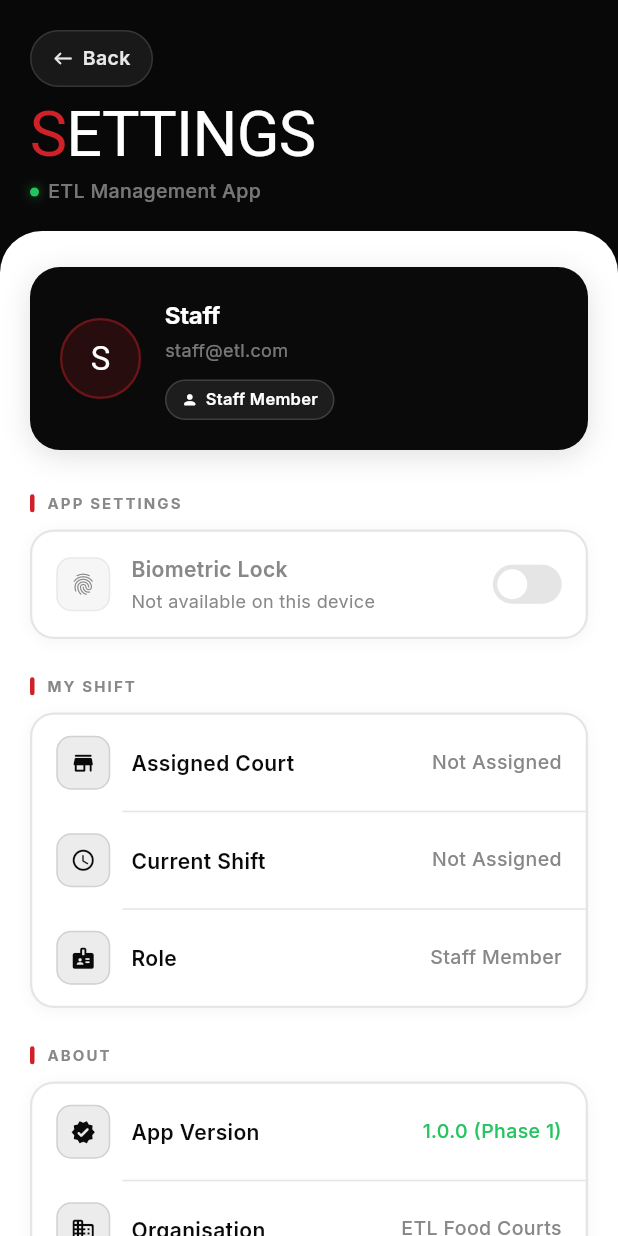
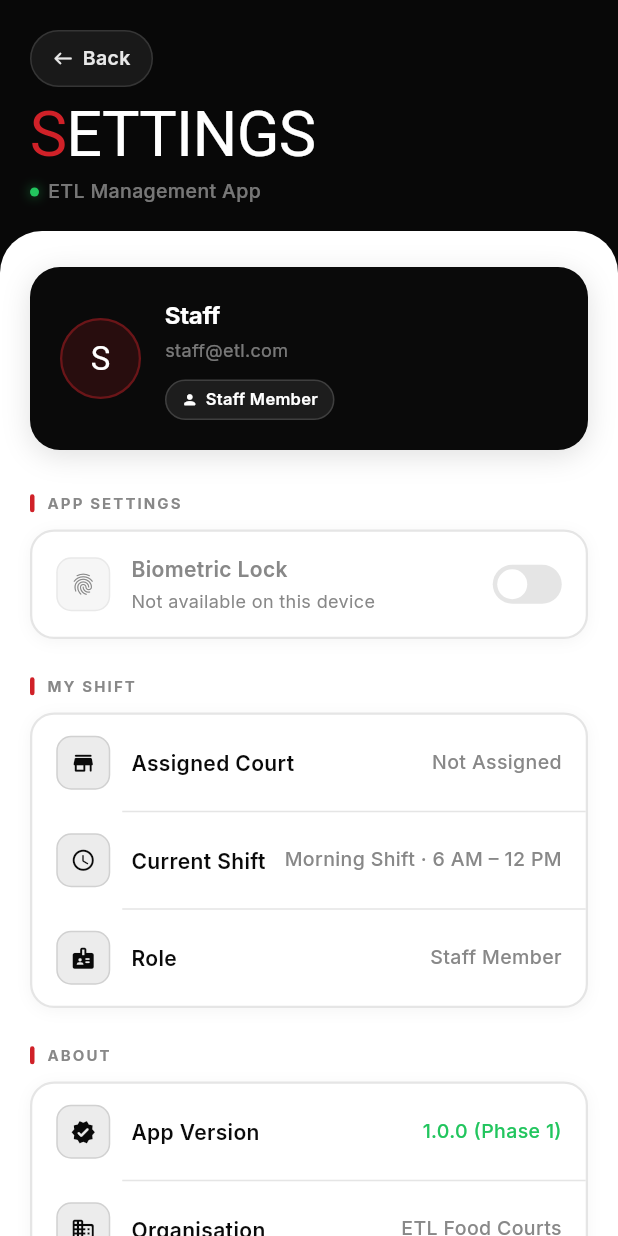
Before and after one commit to ShivanshPande19/ETLapp, a Flutter app: the StaffSettingsScreen screen opened directly, on a phone screen of 412 x 824 dp. Run offline on Flutter 3.47's test engine with Material 3 defaults, Android fonts, the phone set to English and light mode, and no system bars; our stand-ins replace camera, dio, flutter_image_compress, flutter_riverpod, flutter_secure_storage, geolocator and 5 more; missing offline and left inert: cloudinary_public; accounts and stored records are empty; network calls fail.

Commit message:
fix(staff-settings): real court name + time-based current shift
MY SHIFT section was hardcoded (Assigned Court 'Court 1', Current Shift derived
from court not time). Now:
- Assigned Court + profile badge show the real court name (from courtsNotifier)
- Current Shift is computed from the actual time (Morning/Day/Night)

```diff
--- a/etl_manager_app/lib/features/settings/presentation/staff_settings_screen.dart
+++ b/etl_manager_app/lib/features/settings/presentation/staff_settings_screen.dart
@@ -10,6 +10,7 @@ import 'package:shared_preferences/shared_preferences.dart';
 import '../../../core/theme/app_theme.dart';
 import '../../../core/services/biometric_service.dart';
 import '../../auth/domain/auth_notifier.dart';
+import '../../courts/domain/courts_notifier.dart';
 
 const _bg = Color(0xFF080808);
 const _white = Color(0xFFFFFFFF);
@@ -139,18 +140,11 @@ class _StaffSettingsScreenState extends ConsumerState<StaffSettingsScreen>
     ),
   );
 
-  String _shiftLabel(String? zone) {
-    if (zone == null) return 'Not Assigned';
-    switch (zone) {
-      case '1':
-        return 'Court 1 · Morning Shift';
-      case '2':
-        return 'Court 2 · Day Shift';
-      case '3':
-        return 'Court 3 · Evening Shift';
-      default:
-        return 'Court $zone';
-    }
+  String _currentShiftLabel() {
+    final h = DateTime.now().hour;
+    if (h >= 6 && h < 12) return 'Morning Shift · 6 AM – 12 PM';
+    if (h >= 12 && h < 16) return 'Day Shift · 12 PM – 4 PM';
+    return 'Night Shift · 4 PM – 12 AM';
   }
 
   @override
@@ -160,6 +154,12 @@ class _StaffSettingsScreenState extends ConsumerState<StaffSettingsScreen>
     final email = auth.managerEmail ?? 'staff@etl.com';
     final zone = auth.zone;
     final courtId = auth.courtId;
+    final courtsAsync = ref.watch(courtsNotifierProvider);
+    String courtLabel = 'Court $courtId';
+    courtsAsync.whenData((courts) {
+      final m = courts.where((c) => c.id == courtId);
+      if (m.isNotEmpty) courtLabel = m.first.name;
+    });
 
     return Scaffold(
       backgroundColor: _bg,
@@ -322,7 +322,7 @@ class _StaffSettingsScreenState extends ConsumerState<StaffSettingsScreen>
                             name: name,
                             email: email,
                             zone: zone,
-                            courtId: courtId,
+                            courtLabel: courtLabel,
                           ),
                         ),
                         const SizedBox(height: 28),
@@ -368,7 +368,7 @@ class _StaffSettingsScreenState extends ConsumerState<StaffSettingsScreen>
                                 icon: Icons.store_rounded,
                                 label: 'Assigned Court',
                                 value: zone != null
-                                    ? 'Court $courtId'
+                                    ? courtLabel
                                     : 'Not Assigned',
                                 valueColor: zone != null ? _black : _grey,
                               ),
@@ -376,7 +376,7 @@ class _StaffSettingsScreenState extends ConsumerState<StaffSettingsScreen>
                               _InfoTile(
                                 icon: Icons.schedule_rounded,
                                 label: 'Current Shift',
-                                value: _shiftLabel(zone),
+                                value: _currentShiftLabel(),
                                 valueColor: _grey,
                               ),
                               _GroupDivider(),
@@ -536,12 +536,12 @@ class _SectionLabel extends StatelessWidget {
 class _StaffProfileCard extends StatelessWidget {
   final String name, email;
   final String? zone;
-  final int courtId;
+  final String courtLabel;
   const _StaffProfileCard({
     required this.name,
     required this.email,
     required this.zone,
-    required this.courtId,
+    required this.courtLabel,
   });
 
   @override
@@ -656,7 +656,7 @@ class _StaffProfileCard extends StatelessWidget {
                           ),
                           const SizedBox(width: 5),
                           Text(
-                            'Court $courtId',
+                            courtLabel,
                             style: GoogleFonts.inter(
                               fontSize: 11,
                               fontWeight: FontWeight.w600,
```
